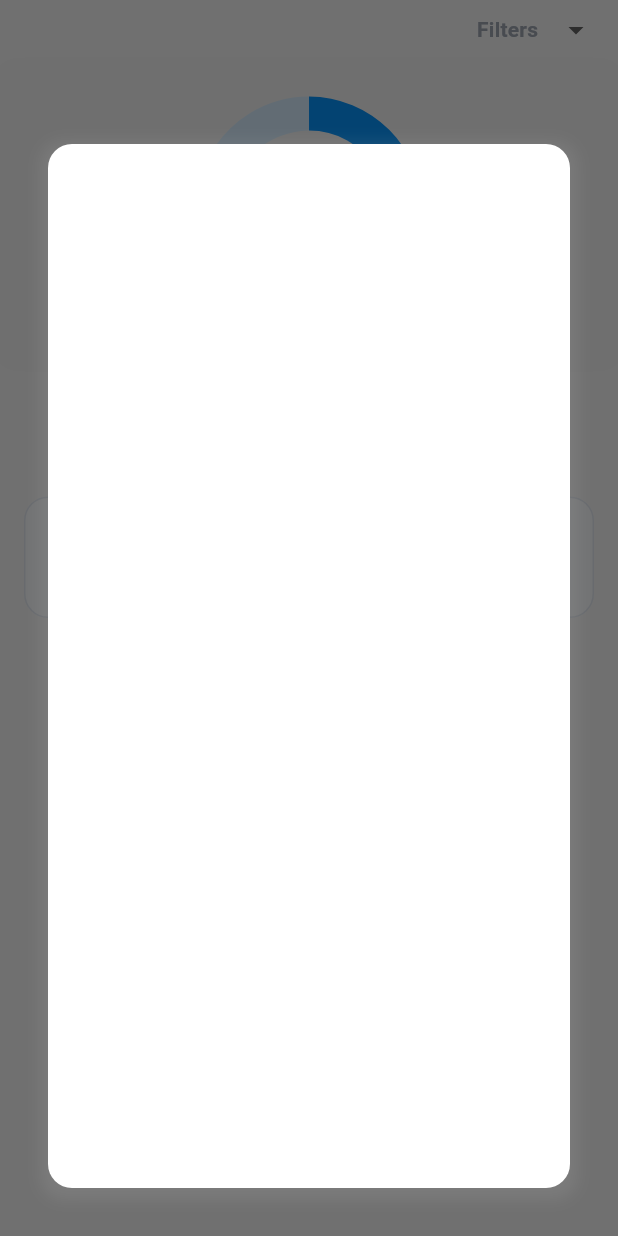
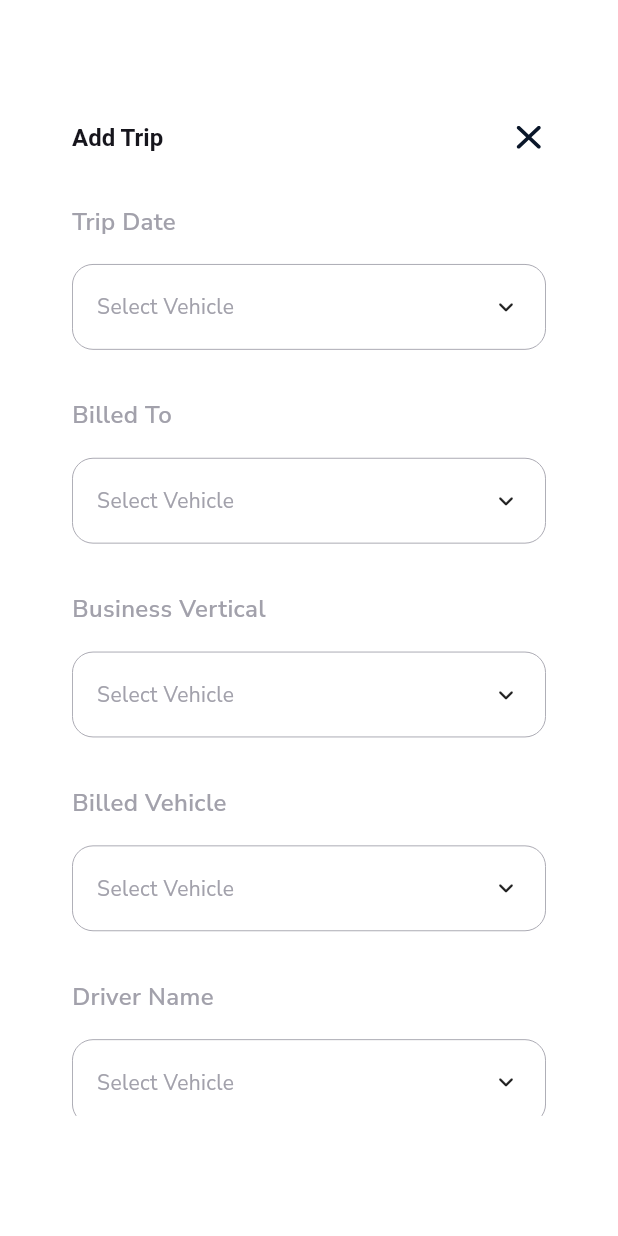
Before and after one commit to codewithjaspreet/trident, a Flutter app: the DashboardMobileLayout screen opened directly, after a tap on "Add a new Trip", on a phone screen of 412 x 824 dp. Run offline on Flutter 3.47's test engine with Material 3 defaults, Android fonts, the phone set to English and light mode, and no system bars; drawn by our look-alikes of animated_custom_dropdown, dropdown_button2; our stand-ins replace cached_network_image, connectivity_plus, data_table_2, firebase_storage, flutter_screenutil, flutter_svg and 8 more; missing offline and left inert: dart:html; accounts and stored records are empty; network calls fail; Roboto replaces fonts that are missing (Urbanist); project files that could hold a hidden picture were left out.

Commit message:
feat : trip addition form layout done

```diff
--- a/lib/common/widgets/dropdowns/custom_dropdown.dart
+++ b/lib/common/widgets/dropdowns/custom_dropdown.dart
@@ -2,24 +2,46 @@ import 'package:animated_custom_dropdown/custom_dropdown.dart';
 import 'package:flutter/material.dart';
 import 'package:google_fonts/google_fonts.dart';
 import 'package:trident/utils/constants/colors.dart';
+
+import '../../../utils/constants/sizes.dart';
 
 class TDropDown extends StatelessWidget {
   final List<String> items;
   final String hintText;
   final String? Function(String?)? validator;
   final void Function(String?) onChanged;
+  final String title;
 
   const TDropDown({
     super.key,
     required this.items,
     required this.hintText,
     required this.onChanged,
+    required this.title,
     this.validator,
   });
 
   @override
   Widget build(BuildContext context) {
-    return CustomDropdown<String>(
+    return Column(
+      crossAxisAlignment: CrossAxisAlignment.start,
+      children:[
+
+        Text(
+          title,
+          style: GoogleFonts.nunitoSans(
+            textStyle: const TextStyle(
+              color: TColors.primary,
+              decoration: TextDecoration.none,
+              fontWeight: FontWeight.w600,
+              fontSize: 16,
+              height: 24 / 16,
+            ),
+          ),
+        ),
+         const SizedBox(height: TSizes.md,),
+
+        CustomDropdown<String>(
         validator: validator,
         decoration: CustomDropdownDecoration(
           closedBorder:
@@ -29,6 +51,7 @@ class TDropDown extends StatelessWidget {
             textStyle: const TextStyle(
               color: TColors.primary,
               fontWeight: FontWeight.w400,
+              decoration: TextDecoration.none,
               fontSize: 14,
               height: 24 / 14,
             ),
@@ -37,6 +60,8 @@ class TDropDown extends StatelessWidget {
         hintText: hintText,
         items: items,
         onChanged: onChanged,
+      ),
+    ]
     );
   }
 }
--- a/lib/common/widgets/texts/section_heading.dart
+++ b/lib/common/widgets/texts/section_heading.dart
@@ -18,7 +18,8 @@ class TSectionHeading extends StatelessWidget {
       mainAxisAlignment: MainAxisAlignment.spaceBetween,
       children: [
         Text(title,
-            style: Theme.of(context).textTheme.headlineSmall!.apply(color: textColor),
+
+            style: Theme.of(context).textTheme.headlineSmall!.apply(color: textColor,),
             maxLines: 1,
             overflow: TextOverflow.ellipsis),
         if (rightSideWidget!= null) rightSideWidget!
--- a/lib/features/dashboard/controllers/dashboard_controller.dart
+++ b/lib/features/dashboard/controllers/dashboard_controller.dart
@@ -1,6 +1,44 @@
+import 'package:flutter/cupertino.dart';
 import 'package:get/get.dart';
 
-class DashBoardController extends GetxController{
+class DashBoardController extends GetxController {
+
+  // Trip Creation Form Variables
+  var selectedTripDate = ''.obs;
+  var selectedBilledTo = ''.obs;
+  var selectedBusinessVertical = ''.obs;
+  var selectedBilledVehicle = ''.obs;
+  var selectedDriver = ''.obs;
+  var selectedSourceDestination = ''.obs;
+  var selectedDestination = ''.obs;
+  var dieselPrice = 0.0.obs;
+  var totalTripChargesAllocated = 0.0.obs;
+  var estimatedDistance = 0.0.obs;
+  var tripFormKey = GlobalKey<FormState>();
+  var tripType = 'OS'.obs;
 
 
+  // Trip Creation Controller Variables
+
+  var dieselPriceController = TextEditingController();
+  var totalTripChargesAllocatedController = TextEditingController();
+  var estimatedDistanceController = TextEditingController();
+
+  // Page Controller Variables
+
+  var pageController = PageController();
+  var pageIndex = 0.obs;
+
+  void updateTripDate(DateTime date) {
+    selectedTripDate.value = '${date.day}/${date.month}/${date.year}';
+  }
+
+  void changePage(int index) {
+    pageIndex.value = index;
+    pageController.animateToPage(
+      index,
+      duration: const Duration(milliseconds: 300),
+      curve: Curves.easeInOut,
+    );
+  }
 }
--- a/lib/features/dashboard/widgets/mobile/dashboard_mobile_layout.dart
+++ b/lib/features/dashboard/widgets/mobile/dashboard_mobile_layout.dart
@@ -1,14 +1,9 @@
-import 'package:dropdown_button2/dropdown_button2.dart';
 import 'package:flutter/material.dart';
-import 'package:flutter_svg/flutter_svg.dart';
 import 'package:get/get.dart';
 import 'package:get/get_core/src/get_main.dart';
 import 'package:syncfusion_flutter_charts/charts.dart';
 import 'package:trident/common/widgets/containers/rounded_container.dart';
 import 'package:trident/features/dashboard/widgets/mobile/trip_stat_item.dart';
-
-import '../../../../utils/constants/colors.dart';
-import '../../../../utils/constants/image_strings.dart';
 import '../../../../utils/constants/sizes.dart';
 import '../../../trips/widgets/add_trip_mobile.dart';
 import 'filter_options.dart';
@@ -104,12 +99,11 @@ class AddTrip extends StatelessWidget {
 
   @override
   Widget build(BuildContext context) {
-    return InkWell(
+    return GestureDetector(
       onTap: (){
-        Get.dialog(
+        Get.to(
           const AddTripMobile(),
-          barrierDismissible: true,
-          useSafeArea: true,
+          transition: Transition.rightToLeft,
 
         );
       },
--- a/lib/features/trips/widgets/add_trip_mobile.dart
+++ b/lib/features/trips/widgets/add_trip_mobile.dart
@@ -1,27 +1,28 @@
 import 'package:flutter/material.dart';
 import 'package:get/get.dart';
-import 'package:trident/common/widgets/containers/rounded_container.dart';
-import 'package:trident/utils/constants/sizes.dart';
+import 'package:trident/features/dashboard/controllers/dashboard_controller.dart';
+import 'package:trident/utils/constants/colors.dart';
+import 'mobile/trip_creation_form_1.dart';
+import 'mobile/trip_creation_form_2.dart';
 
 class AddTripMobile extends StatelessWidget {
   const AddTripMobile({super.key});
-
   @override
   Widget build(BuildContext context) {
-    return TRoundedContainer(
-      margin: const EdgeInsets.only(
-          top: TSizes.spaceBtwItems * 6,
-          bottom: TSizes.spaceBtwItems * 2,
-          left: TSizes.spaceBtwItems * 2,
-          right: TSizes.spaceBtwItems * 2),
-      padding: const EdgeInsets.all(TSizes.spaceBtwItems),
-      width: double.infinity,
-      height: MediaQuery.of(context).size.height * 0.8,
-      child: Obx(
-        () => PageView(
-            // controller: ,
-
-            ),
+    final dashboardController = Get.put(DashBoardController());
+    return Scaffold(
+      backgroundColor: TColors.white,
+      body: PageView(
+        controller: dashboardController.pageController,
+        physics: const NeverScrollableScrollPhysics(),
+        children: [
+          TripCreationFormA(
+            dashBoardController: dashboardController,
+          ),
+          TripCreationFormB(
+            dashBoardController: dashboardController,
+          ),
+        ],
       ),
     );
   }
--- /dev/null
+++ b/lib/features/trips/widgets/mobile/trip_creation_form_1.dart
@@ -0,0 +1,120 @@
+import 'package:flutter/cupertino.dart';
+import 'package:flutter/material.dart';
+import 'package:flutter_svg/flutter_svg.dart';
+import 'package:get/get.dart';
+import 'package:get/get_core/src/get_main.dart';
+
+import '../../../../common/widgets/containers/rounded_container.dart';
+import '../../../../common/widgets/dropdowns/custom_dropdown.dart';
+import '../../../../common/widgets/texts/section_heading.dart';
+import '../../../../utils/constants/image_strings.dart';
+import '../../../../utils/constants/sizes.dart';
+import '../../../dashboard/controllers/dashboard_controller.dart';
+import '../add_trip_mobile.dart';
+import '../page_controls.dart';
+
+class TripCreationFormA extends StatelessWidget {
+  const TripCreationFormA({super.key, required this.dashBoardController});
+
+  final DashBoardController dashBoardController;
+
+  @override
+  Widget build(BuildContext context) {
+    return Container(
+        padding: const EdgeInsets.all(TSizes.spaceBtwItems),
+
+        margin: const EdgeInsets.symmetric(
+          vertical: TSizes.spaceBtwItems * 4,
+          horizontal: TSizes.spaceBtwItems * 2,
+        ),
+        child: SingleChildScrollView(
+
+          child: Form(
+            key: dashBoardController.tripFormKey,
+            child: Column(
+              children: [
+                TSectionHeading(
+                  title: 'Add Trip',
+                  rightSideWidget: GestureDetector(
+                    onTap: () {
+                      Get.back();
+                    },
+                    child: SvgPicture.asset(
+                      TImages.closeIcon,
+                      width: 24,
+                      height: 24,
+
+                    ),
+                  ),
+                ),
+                const SizedBox(height: TSizes.spaceBtwSections),
+                TDropDown(
+                  items: const [
+                    'UP32NM3672',
+                    'UP32NM3673',
+                    'UP32NM3674',
+                    'UP32NM3675',
+                  ],
+                  hintText: 'Select Vehicle',
+                  onChanged: (String? val) {},
+                  title: 'Trip Date',
+                ),
+                const SizedBox(height: TSizes.spaceBtwSections),
+                TDropDown(
+                  items: const [
+                    'UP32NM3672',
+                    'UP32NM3673',
+                    'UP32NM3674',
+                    'UP32NM3675',
+                  ],
+                  hintText: 'Select Vehicle',
+                  onChanged: (String? val) {},
+                  title: 'Billed To',
+                ),
+                const SizedBox(height: TSizes.spaceBtwSections),
+                TDropDown(
+                  items: const [
+                    'UP32NM3672',
+                    'UP32NM3673',
+                    'UP32NM3674',
+                    'UP32NM3675',
+                  ],
+                  hintText: 'Select Vehicle',
+                  onChanged: (String? val) {},
+                  title: 'Business Vertical',
+                ),
+                const SizedBox(height: TSizes.spaceBtwSections),
+                TDropDown(
+                  items: const [
+                    'Mahindra',
+                    'Tata',
+                    'Maruti Suzuki',
+                    'Hyundai',
+                  ],
+                  hintText: 'Select Vehicle',
+                  onChanged: (String? val) {},
+                  title: 'Billed Vehicle',
+                ),
+                const SizedBox(height: TSizes.spaceBtwSections),
+                TDropDown(
+                  items: const [
+                    'Mahindra',
+                    'Tata',
+                    'Marti Suzuki',
+                    'Hyundai',
+                  ],
+                  hintText: 'Select Vehicle',
+                  onChanged: (String? val) {},
+                  title: 'Driver Name',
+                ),
+                const SizedBox(height: TSizes.spaceBtwSections),
+                PageControls(
+                  dashBoardController: dashBoardController, formKey: dashBoardController.tripFormKey,
+                ),
+                const SizedBox(height: TSizes.spaceBtwSections),
+              ],
+            ),
+          ),
+        ));
+  }
+}
--- /dev/null
+++ b/lib/features/trips/widgets/page_controls.dart
@@ -0,0 +1,79 @@
+import 'package:flutter/cupertino.dart';
+import 'package:flutter_screenutil/flutter_screenutil.dart';
+import 'package:get/get.dart';
+import 'package:get/get_core/src/get_main.dart';
+import 'package:trident/features/dashboard/widgets/mobile/dashboard_mobile_layout.dart';
+
+import '../../../common/widgets/containers/rounded_container.dart';
+import '../../../utils/constants/colors.dart';
+import '../../dashboard/controllers/dashboard_controller.dart';
+
+class PageControls extends StatelessWidget {
+  final DashBoardController dashBoardController;
+  final GlobalKey<FormState> formKey;
+  const PageControls({super.key, required this.dashBoardController, required this.formKey});
+
+  @override
+  Widget build(BuildContext context) {
+    return Row(
+      mainAxisAlignment: MainAxisAlignment.spaceBetween,
+      children: [
+        TRoundedContainer(
+          showBorder: true,
+          onTap: () {
+            dashBoardController.pageIndex.value > 0
+                ? dashBoardController
+                    .changePage(dashBoardController.pageIndex.value - 1)
+                : Get.back();
+          },
+          borderColor: TColors.grey.withOpacity(0.6),
+          width: 124.w,
+          height: 40.h,
+          radius: 8.r,
+          child: Center(
+            child: Text(
+              style: TextStyle(
+                decoration: TextDecoration.none,
+                color: TColors.black,
+                fontSize: 16.sp,
+                fontWeight: FontWeight.w700,
+              ),
+              dashBoardController.pageIndex.value == 1  ? 'Previous' : 'Cancel',
+            ),
+          ),
+        ),
+        TRoundedContainer(
+          backgroundColor: TColors.bgPrimary,
+          showBorder: true,
+          onTap: () {
+
+            if(dashBoardController.pageIndex.value == 1 && dashBoardController.tripFormKey.currentState!.validate()) {
+              // dashBoardController.createTrip();
+              Get.to(() => const DashboardMobileLayout());
+            }
+            dashBoardController
+                .changePage(dashBoardController.pageIndex.value + 1);
+
+            // Trigger Trip Creation Logic
+          },
+          borderColor: TColors.grey.withOpacity(0.6),
+          width: 124.w,
+          height: 40.h,
+          radius: 8.r,
+          child: Center(
+            child: Text(
+              style: TextStyle(
+                decoration: TextDecoration.none,
+                color: TColors.white,
+                fontSize: 16.sp,
+                fontWeight: FontWeight.w700,
+              ),
+              dashBoardController.pageIndex.value == 1  ? 'Save' : 'Next',
+
+            ),
+          ),
+        ),
+      ],
+    );
+  }
+}
--- a/lib/utils/constants/image_strings.dart
+++ b/lib/utils/constants/image_strings.dart
@@ -19,6 +19,7 @@ class TImages {
   static const String calender = "assets/icons/calender.svg";
   static const String add = "assets/icons/add.svg";
   static const String addTrip = "assets/icons/add_trip.svg";
+  static const String closeIcon = "assets/icons/close.svg";
 
   // -- Default Images
   static const String defaultImage = "assets/images/content/default_image.png";
--- a/pubspec.yaml
+++ b/pubspec.yaml
@@ -18,6 +18,7 @@ dependencies:
   google_fonts:
   dropdown_button2: ^2.3.9
   animated_custom_dropdown: ^3.1.1
+  flutter_screenutil:
   shimmer: ^3.0.0
   clipboard: ^0.1.3
   image_picker: ^1.1.2
```
Also changed, not shown: lib/common/widgets/textfeilds/custom_textfeild.dart (+116 -0 lines), lib/features/trips/widgets/mobile/trip_creation_form_2.dart (added, +163 -0 lines), lib/main.dart (+14 -2 lines), assets/icons/close.svg (added), pubspec.lock. Lines whose indentation alone changed are shown as unchanged.
